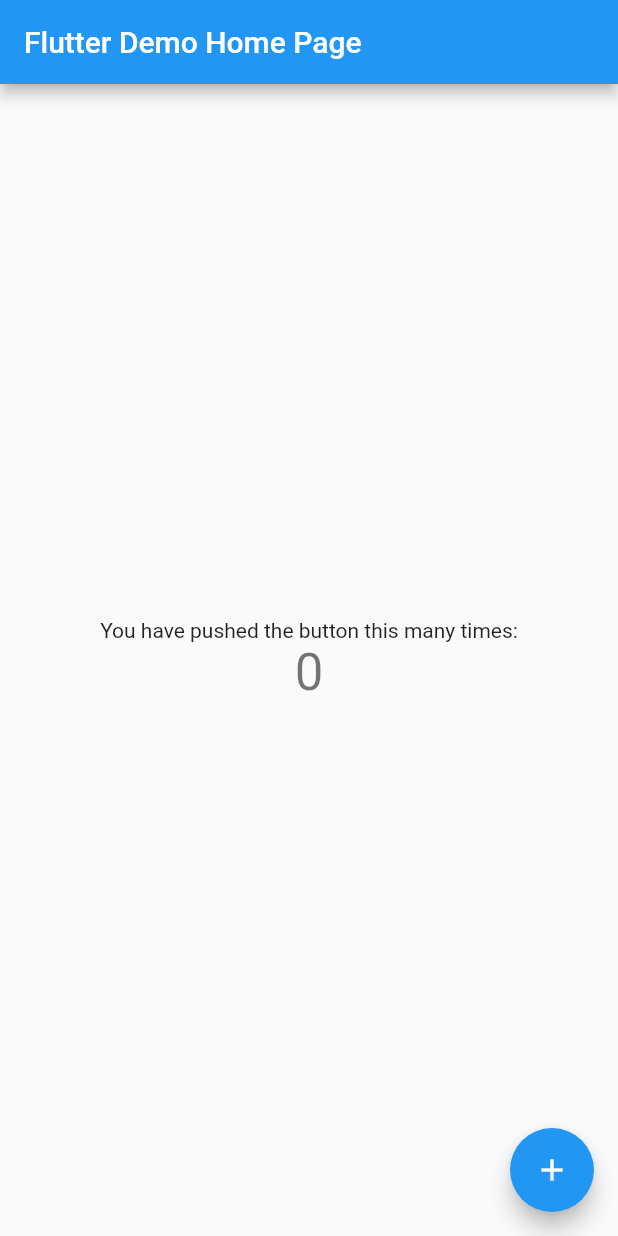
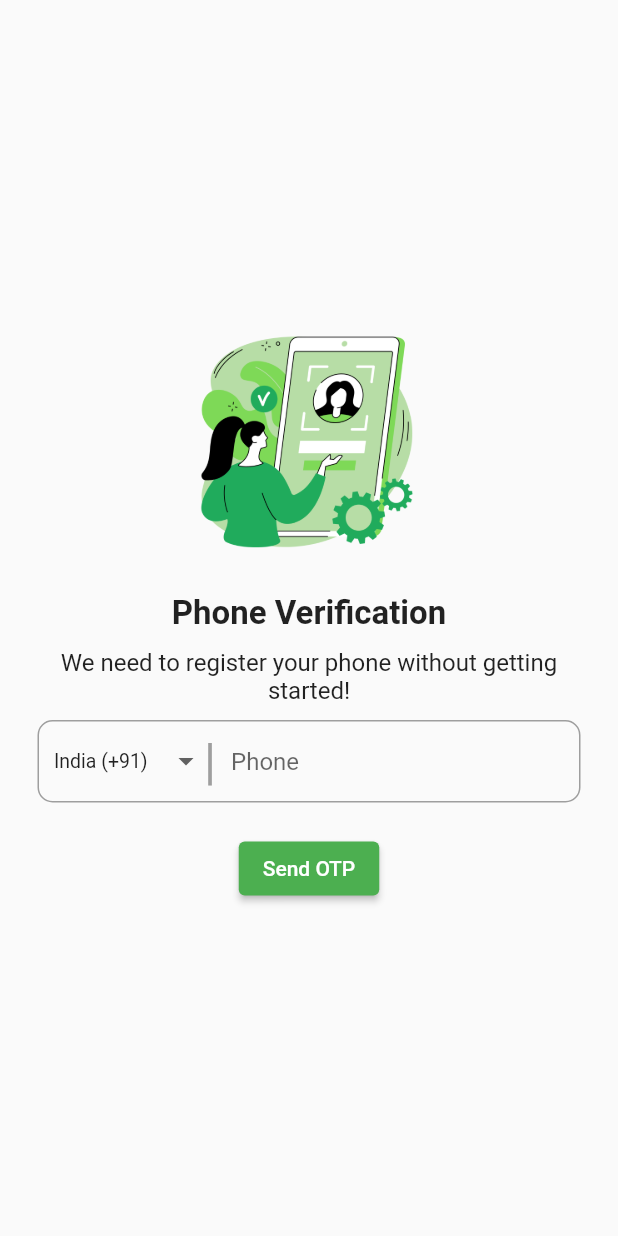
Before and after one commit to YashSaliya/DSMFinal, a Flutter app: the screen it shows after launch, on a phone screen of 412 x 824 dp. Run offline on Flutter 3.47's test engine with Material 2 defaults, Android fonts, the phone set to English and light mode, and no system bars; our stand-ins replace firebase_auth, firebase_core, pinput, shared_preferences; accounts and stored records are empty.

Commit message:
OTP verification android

```diff
--- a/farmerapp/lib/main.dart
+++ b/farmerapp/lib/main.dart
@@ -1,115 +1,26 @@
+import 'package:farmerapp/register.dart';
+import 'package:firebase_core/firebase_core.dart';
 import 'package:flutter/material.dart';
+//import shared pref
+import 'package:shared_preferences/shared_preferences.dart';
 
-void main() {
-  runApp(const MyApp());
+void main() async {
+  WidgetsFlutterBinding.ensureInitialized();
+  await Firebase.initializeApp();
+  runApp( MyApp());
 }
 
 class MyApp extends StatelessWidget {
-  const MyApp({Key? key}) : super(key: key);
-
-  // This widget is the root of your application.
+  var user = null;
+  MyApp({Key? key}) : super(key: key);
   @override
   Widget build(BuildContext context) {
     return MaterialApp(
       title: 'Flutter Demo',
       theme: ThemeData(
-        // This is the theme of your application.
-        //
-        // Try running your application with "flutter run". You'll see the
-        // application has a blue toolbar. Then, without quitting the app, try
-        // changing the primarySwatch below to Colors.green and then invoke
-        // "hot reload" (press "r" in the console where you ran "flutter run",
-        // or simply save your changes to "hot reload" in a Flutter IDE).
-        // Notice that the counter didn't reset back to zero; the application
-        // is not restarted.
         primarySwatch: Colors.blue,
       ),
-      home: const MyHomePage(title: 'Flutter Demo Home Page'),
+      home: Register(),
     );
   }
 }
-
-class MyHomePage extends StatefulWidget {
-  const MyHomePage({Key? key, required this.title}) : super(key: key);
-
-  // This widget is the home page of your application. It is stateful, meaning
-  // that it has a State object (defined below) that contains fields that affect
-  // how it looks.
-
-  // This class is the configuration for the state. It holds the values (in this
-  // case the title) provided by the parent (in this case the App widget) and
-  // used by the build method of the State. Fields in a Widget subclass are
-  // always marked "final".
-
-  final String title;
-
-  @override
-  State<MyHomePage> createState() => _MyHomePageState();
-}
-
-class _MyHomePageState extends State<MyHomePage> {
-  int _counter = 0;
-
-  void _incrementCounter() {
-    setState(() {
-      // This call to setState tells the Flutter framework that something has
-      // changed in this State, which causes it to rerun the build method below
-      // so that the display can reflect the updated values. If we changed
-      // _counter without calling setState(), then the build method would not be
-      // called again, and so nothing would appear to happen.
-      _counter++;
-    });
-  }
-
-  @override
-  Widget build(BuildContext context) {
-    // This method is rerun every time setState is called, for instance as done
-    // by the _incrementCounter method above.
-    //
-    // The Flutter framework has been optimized to make rerunning build methods
-    // fast, so that you can just rebuild anything that needs updating rather
-    // than having to individually change instances of widgets.
-    return Scaffold(
-      appBar: AppBar(
-        // Here we take the value from the MyHomePage object that was created by
-        // the App.build method, and use it to set our appbar title.
-        title: Text(widget.title),
-      ),
-      body: Center(
-        // Center is a layout widget. It takes a single child and positions it
-        // in the middle of the parent.
-        child: Column(
-          // Column is also a layout widget. It takes a list of children and
-          // arranges them vertically. By default, it sizes itself to fit its
-          // children horizontally, and tries to be as tall as its parent.
-          //
-          // Invoke "debug painting" (press "p" in the console, choose the
-          // "Toggle Debug Paint" action from the Flutter Inspector in Android
-          // Studio, or the "Toggle Debug Paint" command in Visual Studio Code)
-          // to see the wireframe for each widget.
-          //
-          // Column has various properties to control how it sizes itself and
-          // how it positions its children. Here we use mainAxisAlignment to
-          // center the children vertically; the main axis here is the vertical
-          // axis because Columns are vertical (the cross axis would be
-          // horizontal).
-          mainAxisAlignment: MainAxisAlignment.center,
-          children: <Widget>[
-            const Text(
-              'You have pushed the button this many times:',
-            ),
-            Text(
-              '$_counter',
-              style: Theme.of(context).textTheme.headline4,
-            ),
-          ],
-        ),
-      ),
-      floatingActionButton: FloatingActionButton(
-        onPressed: _incrementCounter,
-        tooltip: 'Increment',
-        child: const Icon(Icons.add),
-      ), // This trailing comma makes auto-formatting nicer for build methods.
-    );
-  }
-}
--- /dev/null
+++ b/farmerapp/lib/register.dart
@@ -0,0 +1,341 @@
+// import
+// ignore_for_file: avoid_print
+
+import 'package:flutter/material.dart';
+import 'package:firebase_auth/firebase_auth.dart';
+import 'package:pinput/pinput.dart';
+
+import 'Homescreen.dart';
+
+class Register extends StatelessWidget {
+  const Register({Key? key}) : super(key: key);
+
+  @override
+  Widget build(BuildContext context) {
+    return MaterialApp(
+      title: 'Registration',
+      theme: ThemeData(
+        primarySwatch: Colors.green,
+      ),
+      home: const RegisterPage(title: 'Enter Your Details'),
+    );
+  }
+}
+
+class RegisterPage extends StatefulWidget {
+  const RegisterPage({Key? key, required this.title}) : super(key: key);
+
+  final String title;
+
+  @override
+  State<RegisterPage> createState() => _RegisterPageState();
+}
+
+class _RegisterPageState extends State<RegisterPage> {
+  final Map<String, String> _countryCodes = {
+    'India': '+91',
+    'USA': '+1',
+    'UK': '+44',
+    'Canada': '+1',
+    'Australia': '+61',
+    'New Zealand': '+64',
+    'Singapore': '+65',
+    'Malaysia': '+60',
+    'China': '+86',
+    'Japan': '+81',
+    'South Korea': '+82',
+    'Russia': '+7',
+    'Germany': '+49',
+    'France': '+33',
+    'Italy': '+39',
+    'Spain': '+34',
+    'Netherlands': '+31',
+    'Belgium': '+32',
+    'Switzerland': '+41',
+    'Austria': '+43',
+    'Sweden': '+46',
+    'Norway': '+47',
+    'Denmark': '+45',
+    'Finland': '+358',
+    'Iceland': '+354',
+    'Greece': '+30',
+    'Portugal': '+351',
+    'Ireland': '+353',
+    'Poland': '+48',
+    'Czech Republic': '+420',
+    'Romania': '+40',
+    'Hungary': '+36',
+    'Bulgaria': '+359',
+    'Turkey': '+90',
+    'Ukraine': '+380',
+    'Belarus': '+375',
+    'Moldova': '+373',
+    'Armenia': '+374',
+    'Georgia': '+995',
+    'Azerbaijan': '+994',
+    'Kazakhstan': '+7',
+    'Kyrgyzstan': '+996',
+    'Tajikistan': '+992',
+    'Turkmenistan': '+993',
+    'Uzbekistan': '+998',
+    'Bangladesh': '+880',
+    'Bhutan': '+975',
+    'Nepal': '+977',
+    'Sri Lanka': '+94',
+    'Pakistan': '+92',
+    'Afghanistan': '+93',
+    'Iran': '+98',
+    'Iraq': '+964',
+    'Saudi Arabia': '+966',
+    'Yemen': '+967',
+    'Oman': '+968',
+  };
+  String? _bydefaultCountry;
+  String _mobileNumber = "";
+  final _codecontroller = TextEditingController();
+  String? _correspondingCode;
+
+  @override
+  void initState() {
+    _codecontroller.text = "";
+    _bydefaultCountry = 'India';
+    _correspondingCode = _countryCodes[_bydefaultCountry];
+    super.initState();
+  }
+
+  @override
+  Widget build(BuildContext context) {
+    final defaultPinTheme = PinTheme(
+      width: 56,
+      height: 56,
+      textStyle: const TextStyle(
+          fontSize: 20,
+          color: Color.fromRGBO(30, 60, 87, 1),
+          fontWeight: FontWeight.w600),
+      decoration: BoxDecoration(
+        border: Border.all(color: const Color.fromRGBO(234, 239, 243, 1)),
+        borderRadius: BorderRadius.circular(20),
+      ),
+    );
+
+    final focusedPinTheme = defaultPinTheme.copyDecorationWith(
+      border: Border.all(color: const Color.fromRGBO(114, 178, 238, 1)),
+      borderRadius: BorderRadius.circular(8),
+    );
+
+    final submittedPinTheme = defaultPinTheme.copyWith(
+      decoration: defaultPinTheme.decoration?.copyWith(
+        color: const Color.fromRGBO(234, 239, 243, 1),
+      ),
+    );
+    return Scaffold(
+        body: Container(
+            margin: const EdgeInsets.only(left: 25, right: 25),
+            alignment: Alignment.center,
+            //Input field with phone number
+            child: SingleChildScrollView(
+              child: Column(
+                  mainAxisAlignment: MainAxisAlignment.center,
+                  children: <Widget>[
+                    Image.asset(
+                      'assets/img1.png',
+                      width: 150,
+                      height: 150,
+                    ),
+                    const SizedBox(
+                      height: 25,
+                    ),
+                    const Text(
+                      "Phone Verification",
+                      style:
+                          TextStyle(fontSize: 22, fontWeight: FontWeight.bold),
+                    ),
+                    const SizedBox(
+                      height: 10,
+                    ),
+                    const Text(
+                      "We need to register your phone without getting started!",
+                      style: TextStyle(
+                        fontSize: 16,
+                      ),
+                      textAlign: TextAlign.center,
+                    ),
+                    const SizedBox(
+                      height: 10,
+                    ),
+                    Container(
+                      height: 55,
+                      decoration: BoxDecoration(
+                          border: Border.all(width: 1, color: Colors.grey),
+                          borderRadius: BorderRadius.circular(10)),
+                      child: Row(
+                        mainAxisAlignment: MainAxisAlignment.center,
+                        children: [
+                          const SizedBox(
+                            width: 10,
+                          ),
+                          SizedBox(
+                              width: 100,
+                              child: DropdownButtonFormField(
+                                decoration: const InputDecoration.collapsed(
+                                    hintText: ""),
+                                isExpanded: true,
+                                value: _bydefaultCountry,
+                                items: _countryCodes.keys
+                                    .map((label) => DropdownMenuItem(
+                                          child: Text(
+                                            label +
+                                                " (" +
+                                                _countryCodes[label]
+                                                    .toString() +
+                                                ")",
+                                            style: const TextStyle(
+                                                fontSize: 13.00),
+                                          ),
+                                          value: label,
+                                        ))
+                                    .toList(),
+                                onChanged: (value) {
+                                  setState(() {
+                                    _bydefaultCountry = value as String?;
+                                    _correspondingCode =
+                                        _countryCodes[_bydefaultCountry];
+                                  });
+                                },
+                              )),
+                          const Text(
+                            "|",
+                            style: TextStyle(fontSize: 33, color: Colors.grey),
+                          ),
+                          const SizedBox(
+                            width: 10,
+                          ),
+                          Expanded(
+                              child: TextField(
+                            controller: _codecontroller,
+                            keyboardType: TextInputType.phone,
+                            decoration: const InputDecoration(
+                              border: InputBorder.none,
+                              hintText: "Phone",
+                            ),
+                          ))
+                        ],
+                      ),
+                    ),
+                    const SizedBox(
+                      height: 20,
+                    ),
+                    // TextField(
+                    //   decoration: const InputDecoration(
+                    //     hintText: 'Enter Phone Number',
+                    //   ),
+                    //   onChanged: (String val) {
+                    //     setState(() {
+                    //       _mobileNumber = val;
+                    //     });
+                    //   },
+                    // ),
+                    ElevatedButton(
+                      child: const Text('Send OTP'),
+                      onPressed: () => {
+                        //Send OTP
+                        _mobileNumber = _correspondingCode! +
+                            _codecontroller.text.toString(),
+                        _codecontroller.text = "",
+                        FirebaseAuth.instance.verifyPhoneNumber(
+                            phoneNumber: _mobileNumber,
+                            verificationCompleted:
+                                (PhoneAuthCredential credential) async {
+                              FirebaseAuth.instance
+                                  .signInWithCredential(credential)
+                                  .then((UserCredential us) {});
+                            },
+                            verificationFailed: (FirebaseAuthException e) {
+                              if (e.code == 'invalid-phone-number') {
+                                print(
+                                    'The provided phone number is not valid.');
+                              }
+                            },
+                            codeSent: (String verificationId,
+                                int? resendToken) async {
+                              String smsCode = 'xxxx';
+                              showDialog(
+                                  context: context,
+                                  builder: (context) {
+                                    return Material(
+                                      child: Column(
+                                          mainAxisAlignment:
+                                              MainAxisAlignment.center,
+                                          children: [
+                                            Image.asset(
+                                              'assets/img1.png',
+                                              width: 150,
+                                              height: 150,
+                                            ),
+                                            const SizedBox(
+                                              height: 25,
+                                            ),
+                                            const Text(
+                                              "Phone Verification",
+                                              style: TextStyle(
+                                                  fontSize: 22,
+                                                  fontWeight: FontWeight.bold),
+                                            ),
+                                            const SizedBox(
+                                              height: 10,
+                                            ),
+                                            const Text(
+                                              "Please Enter OTP sent to the Phone Number",
+                                              style: TextStyle(
+                                                fontSize: 16,
+                                              ),
+                                              textAlign: TextAlign.center,
+                                            ),
+                                            const SizedBox(
+                                              height: 30,
+                                            ),
+                                            Pinput(
+                                              length: 6,
+                                              showCursor: true,
+                                              onCompleted: (pin) {
+                                                smsCode = pin;
+                                              },
+                                            ),
+                                            const SizedBox(
+                                              height: 20,
+                                            ),
+                                            TextButton(
+                                              child: const Text('Submit'),
+                                              onPressed: () {
+                                                PhoneAuthCredential credential =
+                                                    PhoneAuthProvider
+                                                        .credential(
+                                                            verificationId:
+                                                                verificationId,
+                                                            smsCode: smsCode);
+                                                FirebaseAuth.instance
+                                                    .signInWithCredential(
+                                                        credential)
+                                                    .then(
+                                                        (UserCredential value) {
+                                                  print(value);
+                                                  Navigator.of(context).pop();
+                                                  Navigator.of(context).push(
+                                                      MaterialPageRoute(
+                                                          builder: (BuildContext
+                                                                  context) =>
+                                                              const Homepage()));
+                                                });
+                                              },
+                                            )
+                                          ]),
+                                    );
+                                  });
+                            },
+                            codeAutoRetrievalTimeout: (verificationId) => {})
+                      },
+                    )
+                  ]),
+            )));
+  }
+}
```
Also changed, not shown: farmerapp/lib/Homescreen.dart (added, +16 -0 lines), farmerapp/pubspec.yaml (+10 -4 lines), farmerapp/assets/img1.png (added), farmerapp/pubspec.lock, 8 other files.
